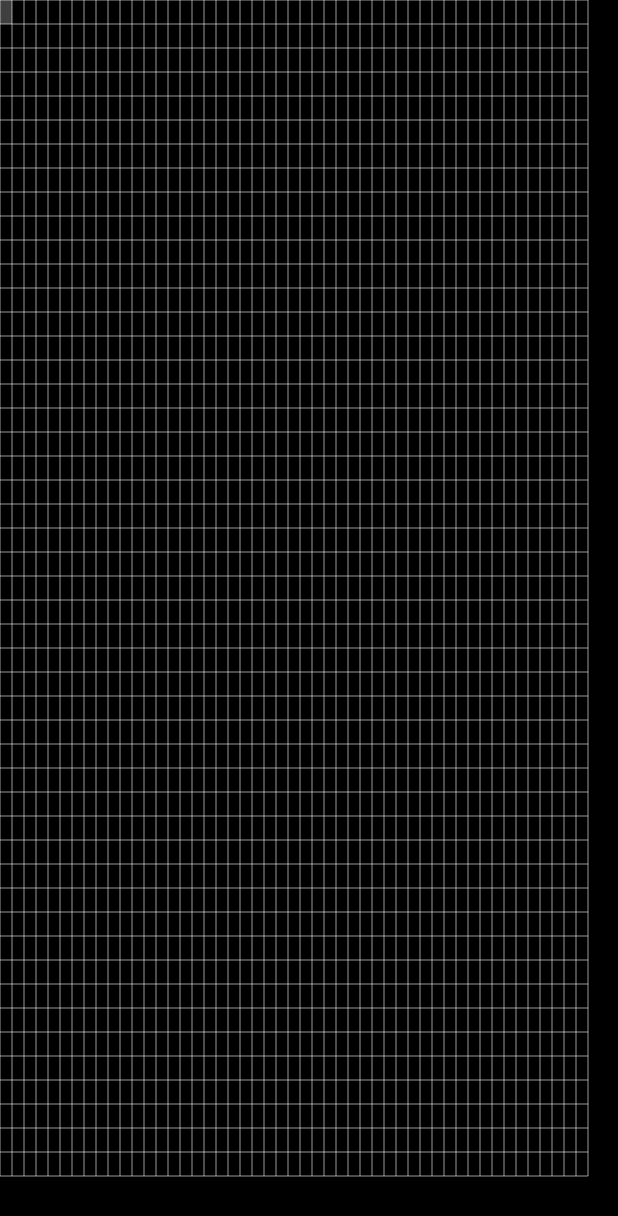
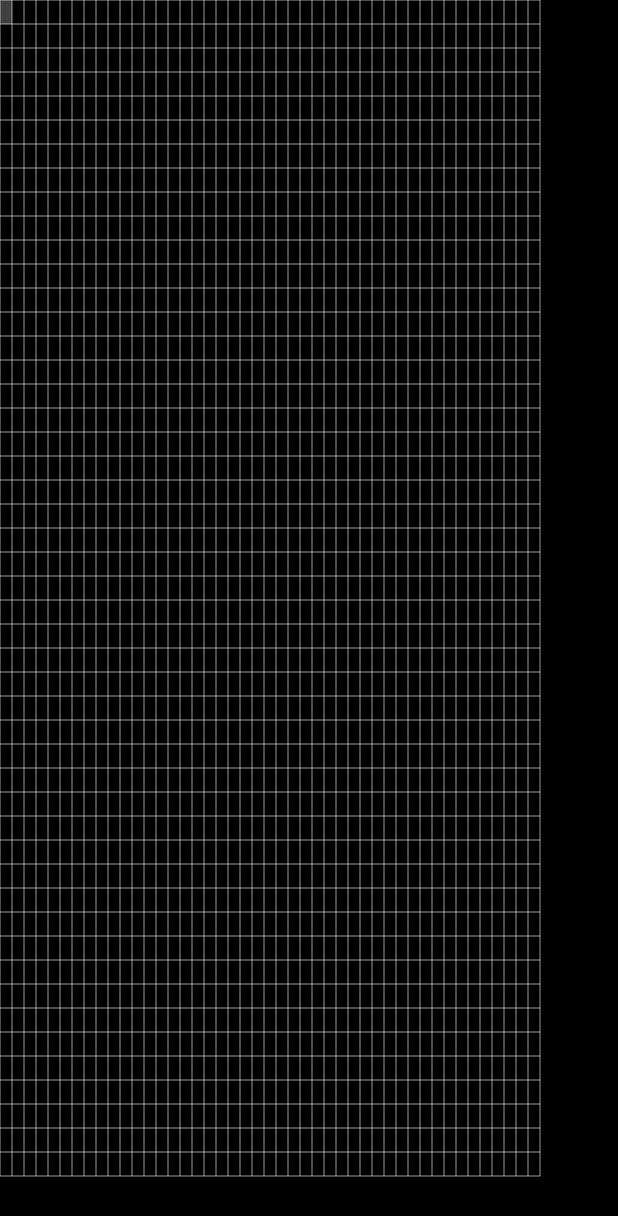
Before and after one commit to Termare/termare_view, a Flutter app: the screen it shows after launch, on a phone screen of 412 x 824 dp. Shown: the top 1216 px of the screen. Run offline on Flutter 3.47's test engine with Material 2 defaults, Android fonts, the phone set to English and light mode, and no system bars; missing offline and left inert: dart:ffi, dart_pty, global_repository.

Commit message:
modify read void

```diff
--- a/lib/src/termare_view.dart
+++ b/lib/src/termare_view.dart
@@ -88,6 +88,7 @@ class _TermareViewState extends State<TermareView>
     //       echo -e "\\033[1;34m${'<' * 46}\\033[0m"
     // }
     //       ''');
+    // await Future.delayed(Duration(seconds: 2));
     // termareController.write('test\n');
     SystemChannels.keyEvent.setMessageHandler(keyboardHandler.handleKeyEvent);
     SystemChannels.textInput.invokeMethod('TextInput.show');
@@ -97,14 +98,14 @@ class _TermareViewState extends State<TermareView>
     // focusNode.onKey=(a){};
     // unixPthC.write('python3\n');
     while (mounted) {
-      await Future.delayed(Duration(milliseconds: 10));
       String cur = termareController.read();
       // print(('cur->$cur'));
       if (cur.isNotEmpty) {
-        print('相加');
         out += cur;
         scrollLock = false;
         setState(() {});
+      } else {
+        await Future.delayed(Duration(milliseconds: 10));
       }
     }
     // DynamicLibrary dynamicLibrary = DynamicLibrary.open(
@@ -150,7 +151,7 @@ class _TermareViewState extends State<TermareView>
         //   return;
         // }
         curOffset = preOffset + (details.globalPosition.dy - onPanDownOffset);
-        if (curOffset > 0) curOffset = 0;
+        // if (curOffset > 0) curOffset = 0;
         print('curOffset->$curOffset');
         setState(() {});
       },
@@ -186,10 +187,10 @@ class _TermareViewState extends State<TermareView>
         });
         animationController.animateWith(clampingScrollSimulation);
       },
-      child: SafeArea(
-        child: Scaffold(
-          backgroundColor: Colors.black,
-          body: Stack(
+      child: Scaffold(
+        backgroundColor: Colors.black,
+        body: SafeArea(
+          child: Stack(
             children: [
               SizedBox(
                 height: 200,
@@ -197,17 +198,19 @@ class _TermareViewState extends State<TermareView>
                   builder: (_) {
                     Size size = MediaQuery.of(context).size;
                     double screenWidth = size.width;
-                    double screenHeight =
-                        size.height - MediaQuery.of(context).viewInsets.bottom;
-                    int column = screenHeight ~/ 16.0;
-                    int row = screenWidth ~/ 8.0;
+                    double screenHeight = size.height;
+                    //  - MediaQuery.of(context).viewInsets.bottom
+                    // 行数
+                    int row = screenHeight ~/ 16.0;
+                    // 列数
+                    int column = screenWidth ~/ 8.0;
                     // print('col:$column');
                     // print('row:$row');
                     return CustomPaint(
                       isComplex: true,
                       painter: TermarePainter(
                         theme: termareController.theme,
-                        rowLength: row - 2,
+                        rowLength: row - 6,
                         columnLength: column - 2,
                         defaultOffsetY: curOffset,
                         call: (lastLetterOffset) {
```
